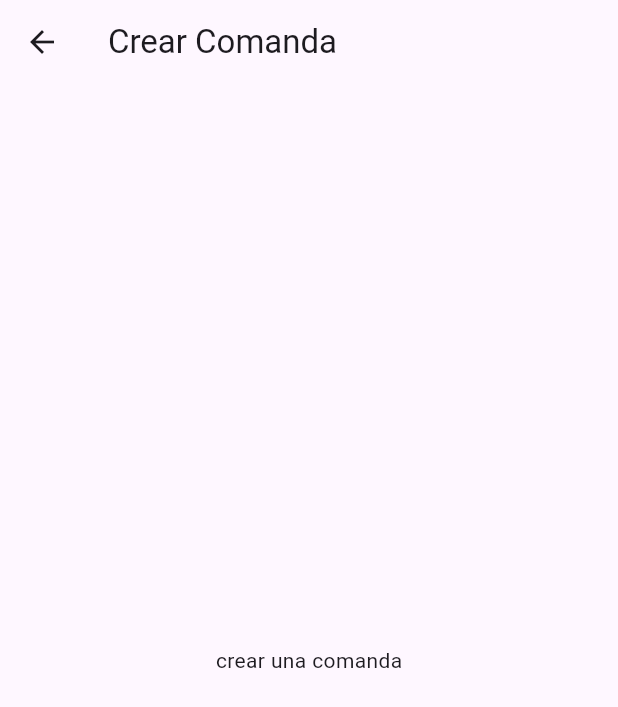
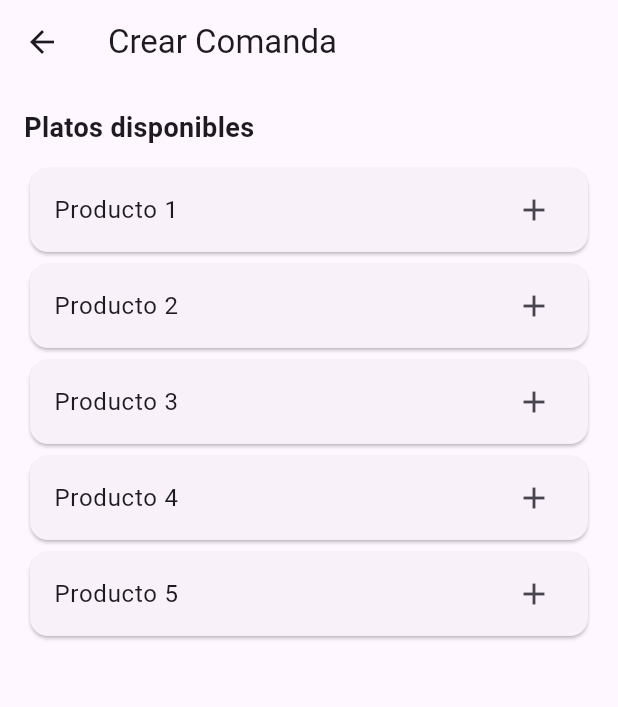
Before and after one commit to AndersonVargas24/ProyectoMenu, a Flutter app: the SeccionCreateComanda screen opened directly, on a phone screen of 412 x 824 dp. Shown: the top 707 px of the screen. Run offline on Flutter 3.47's test engine with Material 3 defaults, Android fonts, the light colour scheme and no system bars; drawn by our look-alikes of sliding_up_panel; our stand-ins replace cloud_firestore, firebase_auth, firebase_core, image_picker; accounts and stored records are empty.

Commit message:
Ticket deslizable comanda

```diff
--- a/menu/lib/Autehtentication/login.dart
+++ b/menu/lib/Autehtentication/login.dart
@@ -2,7 +2,7 @@ import 'package:flutter/material.dart';
 import 'package:menu/Autehtentication/ChefWaiter.dart';
 import 'package:menu/Autehtentication/signup.dart';
 import 'package:firebase_auth/firebase_auth.dart';
-import 'package:cloud_firestore/cloud_firestore.dart';
+
 
 
 class LoginMenu extends StatefulWidget {
--- a/menu/lib/Waiter/PrincipalWaiter.dart
+++ b/menu/lib/Waiter/PrincipalWaiter.dart
@@ -1,5 +1,4 @@
 import 'package:flutter/material.dart';
-import 'package:menu/WaiterDashboard/CrearComanda.dart';
 import 'package:menu/WaiterDashboard/ComandaView.dart';
 import 'package:menu/WaiterDashboard/SeccionMenu.dart';
 import 'package:menu/WaiterDashboard/SeccionBebidas.dart';
--- a/menu/lib/WaiterDashboard/CrearComanda.dart
+++ b/menu/lib/WaiterDashboard/CrearComanda.dart
@@ -1,4 +1,5 @@
 import 'package:flutter/material.dart';
+import 'package:sliding_up_panel/sliding_up_panel.dart';
 import 'package:menu/Waiter/PrincipalWaiter.dart';
 
 class SeccionCreateComanda extends StatefulWidget {
@@ -9,6 +10,26 @@ class SeccionCreateComanda extends StatefulWidget {
 }
 
 class _SeccionCreateComandaState extends State<SeccionCreateComanda> {
+  final PanelController _panelController = PanelController();
+  final List<String> _comanda = [];
+
+  void _agregarProducto(String producto) {
+    setState(() {
+      _comanda.add(producto);
+    });
+    _panelController.open();
+  }
+
+  void _enviarComanda() {
+    ScaffoldMessenger.of(context).showSnackBar(
+      SnackBar(content: Text('Comanda enviada')),
+    );
+    setState(() {
+      _comanda.clear();
+    });
+    _panelController.close();
+  }
+
   @override
   Widget build(BuildContext context) {
     return WillPopScope(
@@ -19,7 +40,6 @@ class _SeccionCreateComandaState extends State<SeccionCreateComanda> {
           leading: IconButton(
             icon: Icon(Icons.arrow_back),
             onPressed: () {
-              // navegar a la pantalla anterior
               Navigator.pushReplacement(
                 context,
                 MaterialPageRoute(builder: (context) => const Principalwaiter()),
@@ -27,7 +47,69 @@ class _SeccionCreateComandaState extends State<SeccionCreateComanda> {
             },
           ),
         ),
-        body: Center(child: Text("crear una comanda")),
+        body: Stack(
+          children: [
+            ListView(
+              padding: const EdgeInsets.all(16.0),
+              children: [
+                Text("Platos disponibles", style: TextStyle(fontSize: 18, fontWeight: FontWeight.bold)),
+                SizedBox(height: 10),
+                for (var i = 1; i <= 5; i++)
+                  Card(
+                    child: ListTile(
+                      title: Text("Producto $i"),
+                      trailing: Icon(Icons.add),
+                      onTap: () => _agregarProducto("Producto $i"),
+                    ),
+                  ),
+              ],
+            ),
+            SlidingUpPanel(
+              controller: _panelController,
+              minHeight: 0,
+              maxHeight: MediaQuery.of(context).size.height * 0.5,
+              borderRadius: BorderRadius.vertical(top: Radius.circular(24)),
+              panel: Column(
+                children: [
+                  SizedBox(height: 12),
+                  Container(
+                    width: 40,
+                    height: 5,
+                    decoration: BoxDecoration(
+                      color: Colors.grey[300],
+                      borderRadius: BorderRadius.circular(12),
+                    ),
+                  ),
+                  SizedBox(height: 16),
+                  Text(
+                    'Comanda Actual',
+                    style: TextStyle(fontSize: 20, fontWeight: FontWeight.bold),
+                  ),
+                  Expanded(
+                    child: ListView.builder(
+                      itemCount: _comanda.length,
+                      itemBuilder: (context, index) {
+                        return ListTile(
+                          title: Text(_comanda[index]),
+                        );
+                      },
+                    ),
+                  ),
+                  Padding(
+                    padding: const EdgeInsets.all(16.0),
+                    child: ElevatedButton(
+                      onPressed: _enviarComanda,
+                      child: Text('Enviar Pedido'),
+                      style: ElevatedButton.styleFrom(
+                        minimumSize: Size(double.infinity, 50),
+                      ),
+                    ),
+                  ),
+                ],
+              ),
+            ),
+          ],
+        ),
       ),
     );
   }
--- a/menu/pubspec.yaml
+++ b/menu/pubspec.yaml
@@ -30,6 +30,7 @@ environment:
 dependencies:
   flutter:
     sdk: flutter
+  sliding_up_panel: ^2.0.0+1
 
   # The following adds the Cupertino Icons font to your application.
   # Use with the CupertinoIcons class for iOS style icons.
```
Also changed, not shown: menu/pubspec.lock.
